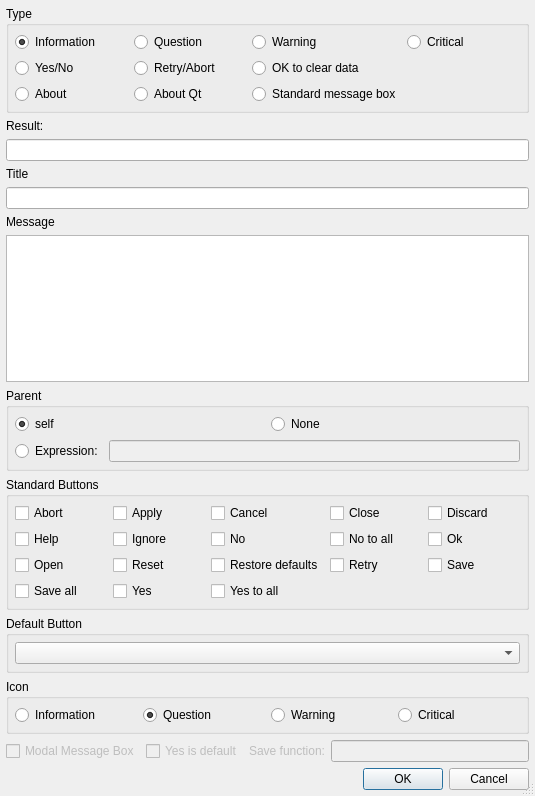
Before: the Qt Designer form Plugins/WizardPlugins/E5MessageBoxWizard/E5MessageBoxWizardDialog.ui in testmana2/test, drawn with Qt 5.
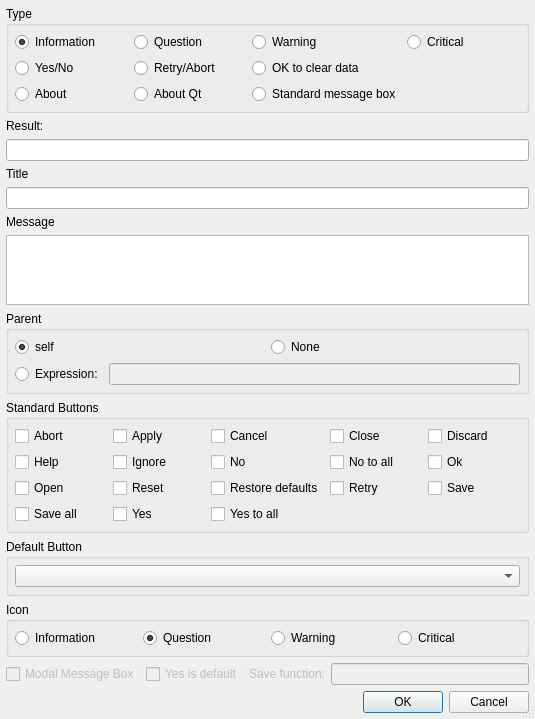
After: the same form once the commit is applied.

Diff of the .ui file:
```diff
--- a/Plugins/WizardPlugins/E5MessageBoxWizard/E5MessageBoxWizardDialog.ui
+++ b/Plugins/WizardPlugins/E5MessageBoxWizard/E5MessageBoxWizardDialog.ui
@@ -7,7 +7,7 @@
     <x>0</x>
     <y>0</y>
     <width>535</width>
-    <height>796</height>
+    <height>681</height>
    </rect>
   </property>
   <property name="windowTitle">
```
